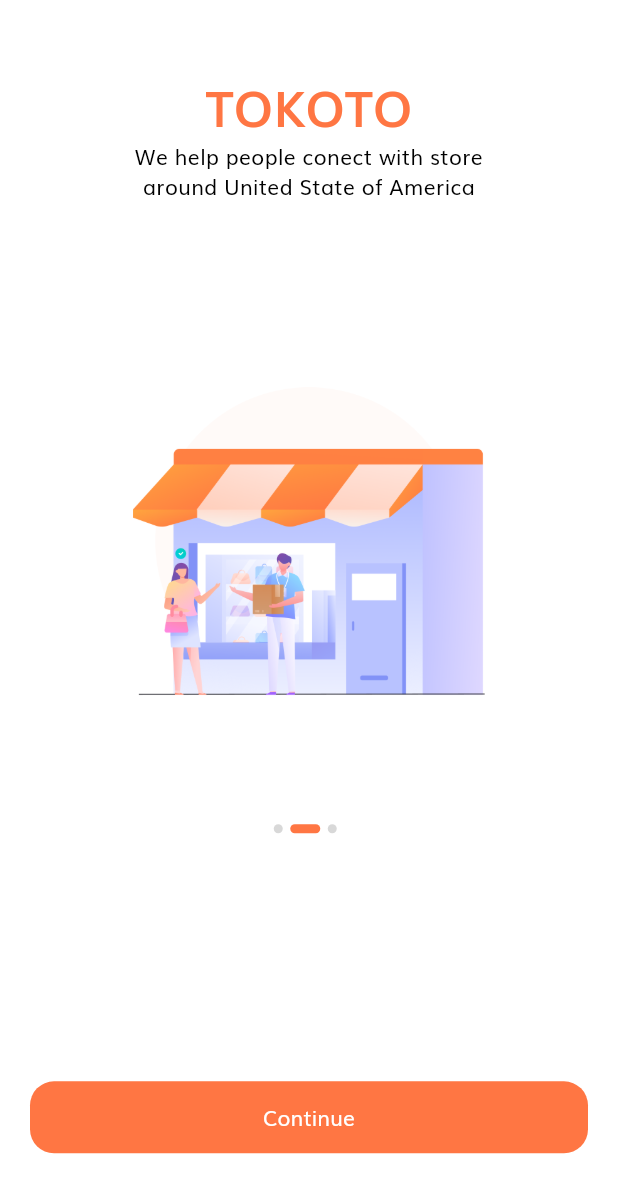
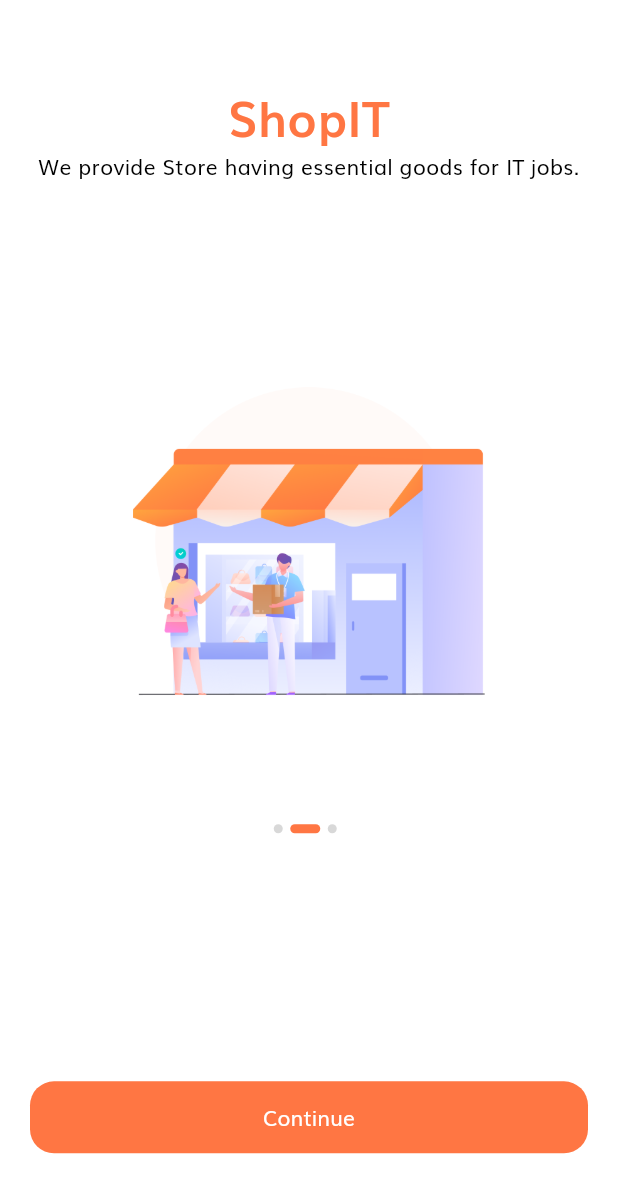
Before and after one commit to omega-faisal/ShopIT, a Flutter app: the screen it shows after launch, swiped to page 2, on a phone screen of 412 x 824 dp. Shown: the top 1193 px of the screen. Run offline on Flutter 3.47's test engine with Material 3 defaults, Android fonts, the phone set to English and light mode, and no system bars; our stand-ins replace flutter_svg.

Commit message:
initial commit02

```diff
--- a/lib/screens/splash/components/splash_content.dart
+++ b/lib/screens/splash/components/splash_content.dart
@@ -21,7 +21,7 @@ class _SplashContentState extends State<SplashContent> {
       children: <Widget>[
         const Spacer(),
         const Text(
-          "TOKOTO",
+          "ShopIT",
           style: TextStyle(
             fontSize: 32,
             color: kPrimaryColor,
--- a/lib/screens/splash/splash_screen.dart
+++ b/lib/screens/splash/splash_screen.dart
@@ -17,12 +17,12 @@ class _SplashScreenState extends State<SplashScreen> {
   int currentPage = 0;
   List<Map<String, String>> splashData = [
     {
-      "text": "Welcome to Tokoto, Let’s shop!",
+      "text": "Welcome to ShopIT, a hub for IT geeks!",
       "image": "assets/images/splash_1.png"
     },
     {
       "text":
-          "We help people conect with store \naround United State of America",
+          "We provide Store having essential goods for IT jobs.",
       "image": "assets/images/splash_2.png"
     },
     {
```
Also changed, not shown: 2 other files.
